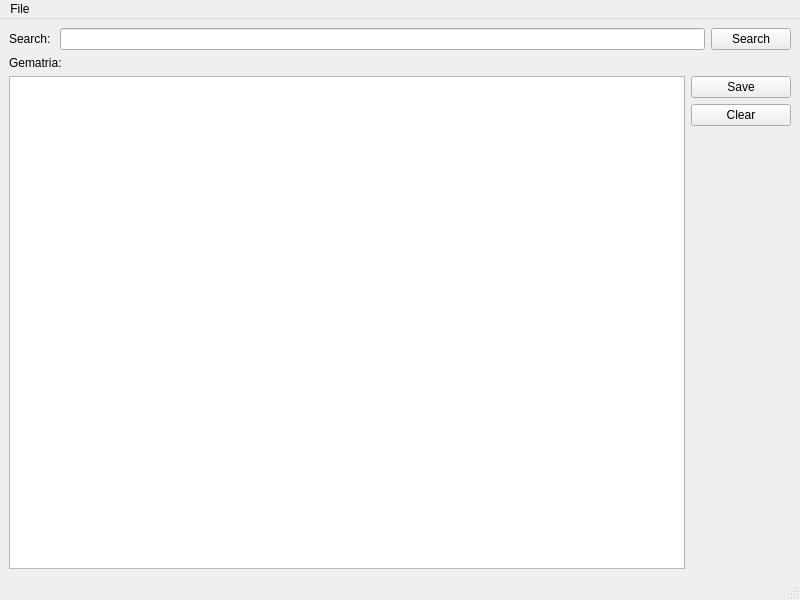
Above: mainwindow.ui from ramzy2000/GematriaTracker before the change. Below: the same form after it.
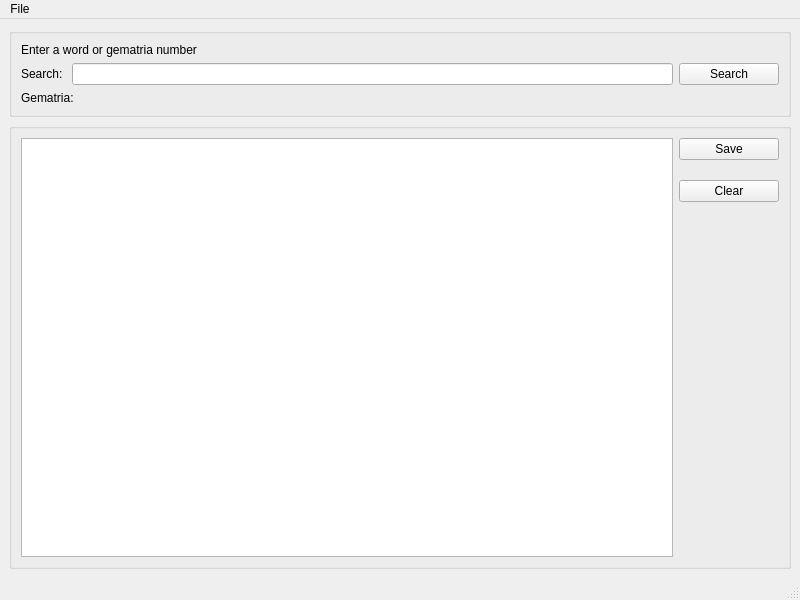
That is the form after the change.

```diff
--- a/mainwindow.ui
+++ b/mainwindow.ui
@@ -14,7 +14,20 @@
    <string>MainWindow</string>
   </property>
   <widget class="QWidget" name="centralwidget">
+   <layout class="QVBoxLayout" name="verticalLayout_3">
+    <item>
+     <widget class="QGroupBox" name="groupBox_2">
+      <property name="title">
+       <string/>
+      </property>
    <layout class="QVBoxLayout" name="verticalLayout_2">
+       <item>
+        <widget class="QLabel" name="infoLabel">
+         <property name="text">
+          <string>Enter a word or gematria number</string>
+         </property>
+        </widget>
+       </item>
     <item>
      <layout class="QHBoxLayout" name="horizontalLayout">
       <item>
@@ -29,6 +42,12 @@
       </item>
       <item>
        <widget class="QPushButton" name="searchButton">
+           <property name="minimumSize">
+            <size>
+             <width>100</width>
+             <height>0</height>
+            </size>
+           </property>
         <property name="text">
          <string>Search</string>
         </property>
@@ -54,6 +73,15 @@
       </item>
      </layout>
     </item>
+      </layout>
+     </widget>
+    </item>
+    <item>
+     <widget class="QGroupBox" name="groupBox">
+      <property name="title">
+       <string/>
+      </property>
+      <layout class="QHBoxLayout" name="horizontalLayout_4">
     <item>
      <layout class="QHBoxLayout" name="horizontalLayout_3">
       <item>
@@ -61,6 +89,12 @@
       </item>
       <item>
        <layout class="QVBoxLayout" name="verticalLayout">
+           <property name="spacing">
+            <number>20</number>
+           </property>
+           <property name="topMargin">
+            <number>0</number>
+           </property>
         <item>
          <widget class="QPushButton" name="saveButton">
           <property name="sizePolicy">
@@ -103,6 +137,9 @@
        </layout>
       </item>
      </layout>
+       </item>
+      </layout>
+     </widget>
     </item>
    </layout>
   </widget>
```
Lines whose indentation alone changed are shown as unchanged.
